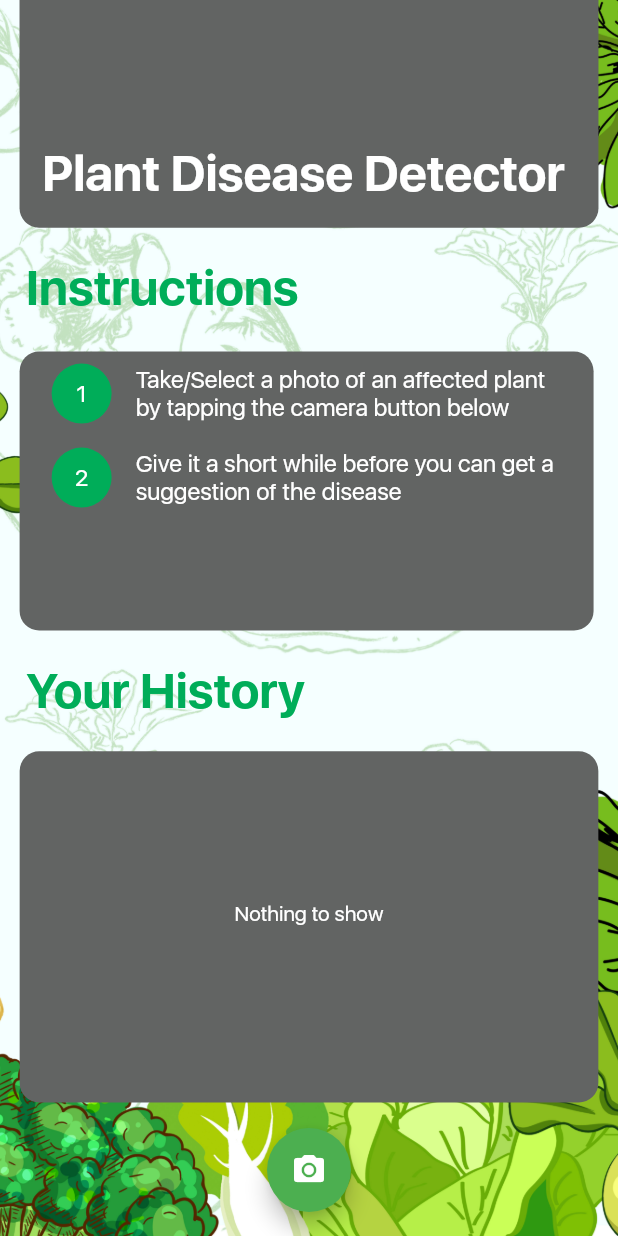
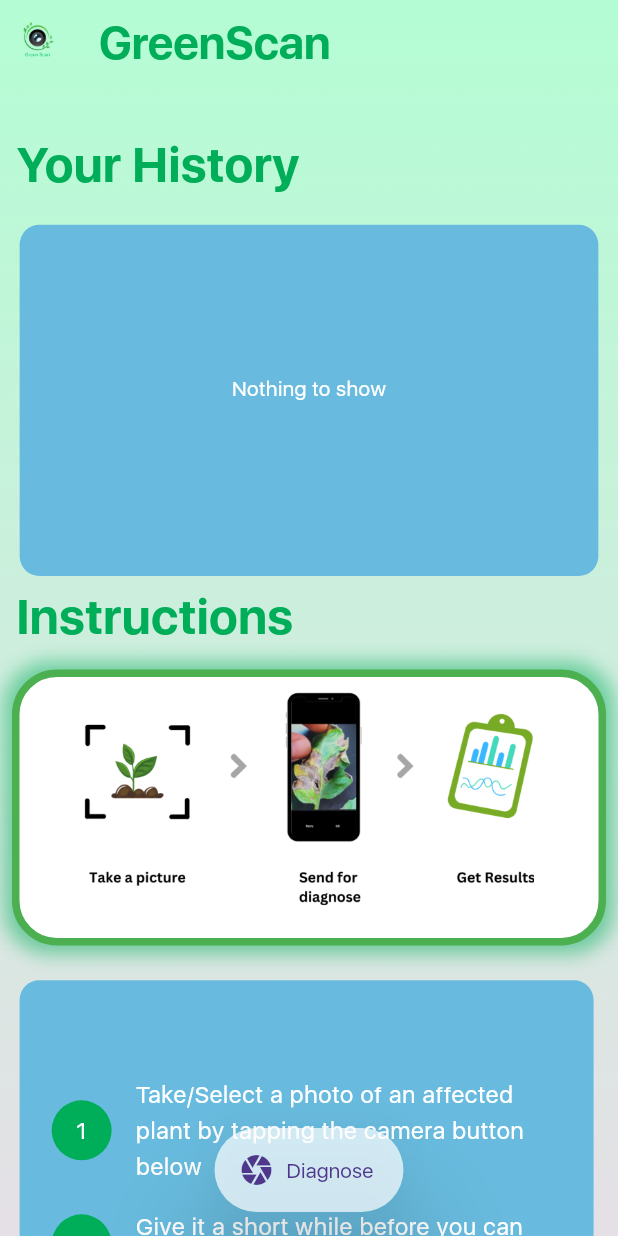
Before and after one commit to IshworMoktan/plant_disease_detector, a Flutter app: the screen it shows after launch, on a phone screen of 412 x 824 dp. Run offline on Flutter 3.47's test engine with Material 2 defaults, Android fonts, the phone set to English and light mode, and no system bars; drawn by our look-alikes of flutter_speed_dial; our stand-ins replace font_awesome_flutter, hive, hive_flutter, image_picker; missing offline and left inert: tflite; accounts and stored records are empty.

Commit message:
added app bar

```diff
--- a/lib/constants/constants.dart
+++ b/lib/constants/constants.dart
@@ -2,5 +2,5 @@ import 'package:flutter/material.dart';
 
 const kMain = Color(0xff00ad59);
 const kAccent = Color(0xff1ca800);
-const kSecondary = Color(0xff626463);
+const kSecondary = Color.fromARGB(255, 104, 187, 222);
 const kWhite = Color(0xffffffff);
--- a/lib/main.dart
+++ b/lib/main.dart
@@ -4,6 +4,7 @@ import 'package:plant_disease_detector/services/disease_provider.dart';
 import 'package:plant_disease_detector/src/home_page/home.dart';
 import 'package:plant_disease_detector/src/home_page/models/disease_model.dart';
 import 'package:plant_disease_detector/src/suggestions_page/suggestions.dart';
+import 'package:plant_disease_detector/src/welcome_page/welcomePage.dart';
 import 'package:provider/provider.dart';
 
 Future main() async {
@@ -25,8 +26,11 @@ class MyApp extends StatelessWidget {
       create: (context) => DiseaseService(),
       child: MaterialApp(
         debugShowCheckedModeBanner: false,
-        title: 'Detect diseases',
-        theme: ThemeData(primarySwatch: Colors.green, fontFamily: 'SFRegular'),
+        title: 'GreenScan',
+        theme: ThemeData(
+            primarySwatch: Colors.lightGreen,
+            useMaterial3: true,
+            fontFamily: 'SFRegular'),
         onGenerateRoute: (RouteSettings routeSettings) {
           return MaterialPageRoute<void>(
               settings: routeSettings,
--- a/lib/src/home_page/components/greeting.dart
+++ b/lib/src/home_page/components/greeting.dart
@@ -8,26 +8,39 @@ class GreetingSection extends SliverFixedExtentList {
           delegate: SliverChildBuilderDelegate(
             (BuildContext context, index) {
               return Padding(
-                padding: EdgeInsets.fromLTRB((0.079*height), 0, (0.079*height), (0.079*height)),
+                padding: EdgeInsets.fromLTRB(
+                    (0.079 * height), 0, (0.079 * height), (0.079 * height)),
                 child: Container(
                   decoration: BoxDecoration(
-                    color: kSecondary,
+                    color: kWhite,
                     borderRadius: BorderRadius.only(
-                        bottomLeft: Radius.circular((0.079*height)),
-                        bottomRight: Radius.circular((0.079*height))),
+                        bottomLeft: Radius.circular((0.079 * height)),
+                        bottomRight: Radius.circular((0.079 * height))),
                   ),
                   child: Padding(
-                    padding: EdgeInsets.fromLTRB((0.092*height), 0, 0, (0.099*height)),
+                    padding: EdgeInsets.fromLTRB(
+                        (0.092 * height), 0, 0, (0.099 * height)),
                     child: Column(
                       mainAxisAlignment: MainAxisAlignment.end,
                       crossAxisAlignment: CrossAxisAlignment.start,
                       children: [
-                        Text(
-                          'Plant Disease Detector',
-                          style: TextStyle(
-                              fontFamily: 'SFBold',
-                              fontSize: (0.2*height),
-                              color: kWhite),
+                        Row(
+                          children: [
+                            SizedBox(
+                                height: 120,
+                                width: 80,
+                                child: Image.asset(
+                                  'assets/images/logo.png',
+                                  color: Colors.green,
+                                )),
+                            Text(
+                              'GreenScan',
+                              style: TextStyle(
+                                  fontFamily: 'SFBold',
+                                  fontSize: (0.2 * height),
+                                  color: kMain),
+                            ),
+                          ],
                         ),
                       ],
                     ),
--- a/lib/src/home_page/components/history.dart
+++ b/lib/src/home_page/components/history.dart
@@ -1,5 +1,4 @@
 import 'dart:io';
-
 import 'package:flutter/material.dart';
 import 'package:hive_flutter/hive_flutter.dart';
 import 'package:plant_disease_detector/constants/constants.dart';
--- /dev/null
+++ b/lib/src/home_page/components/takepicture.dart
@@ -0,0 +1,99 @@
+// import 'package:flutter/material.dart';
+// import 'package:plant_disease_detector/constants/constants.dart';
+
+// class TakePictureSection extends SliverFixedExtentList {
+//   TakePictureSection(Size size, {Key? key})
+//       : super(
+//           key: key,
+//           delegate: SliverChildBuilderDelegate(
+//             (BuildContext context, index) {
+//               return Container(
+//                 height: size.height * 0.26,
+//                 decoration: BoxDecoration(
+//                   color: kWhite,
+//                   borderRadius:
+//                       BorderRadius.circular((0.061 * size.height * 0.26)),
+//                 ),
+//                 child: Column(
+//                   children: [
+//                     Row(mainAxisAlignment: MainAxisAlignment.center,
+//                       children: [
+//                         Container(
+//                           height: 150,
+//                           width: 300,
+//                           decoration: const BoxDecoration(
+//                             image: DecorationImage(
+//                                 image: AssetImage('assets/images/guide.png'),
+//                                 fit: BoxFit.cover),
+//                           ),
+//                         ),
+//                       ],
+//                     ),
+//                     ElevatedButton(
+//                         onPressed: () {}, child: const Text('Take a picture'))
+//                   ],
+//                 ),
+//               );
+//             },
+//             childCount: 1,
+//           ),
+//           itemExtent: size.height * 0.26,
+//         );
+// }
+
+import 'package:flutter/material.dart';
+import 'package:plant_disease_detector/constants/constants.dart';
+
+class TakePictureSection extends SliverFixedExtentList {
+  TakePictureSection({Key? key})
+      : super(
+          key: key,
+          delegate: SliverChildBuilderDelegate(
+            (BuildContext context, index) {
+              return Padding(
+                padding: const EdgeInsets.all(8.0),
+                child: Container(
+                  height: 400,
+                  decoration: BoxDecoration(
+                    color: kWhite,
+                    border: Border.all(color: Colors.green, width: 5),
+                    borderRadius: BorderRadius.circular((30)),
+                    boxShadow: [
+                      BoxShadow(
+                        color: kMain.withOpacity(0.5),
+                        spreadRadius: 5,
+                        blurRadius: 10,
+                        offset: Offset(0, 0),
+                      ),
+                    ],
+                  ),
+                  child: Column(
+                    children: [
+                      Row(
+                        mainAxisAlignment: MainAxisAlignment.center,
+                        children: [
+                          Padding(
+                            padding: const EdgeInsets.all(8.0),
+                            child: Container(
+                              height: 145,
+                              width: 300,
+                              decoration: const BoxDecoration(
+                                image: DecorationImage(
+                                    image:
+                                        AssetImage('assets/images/guide.png'),
+                                    fit: BoxFit.cover),
+                              ),
+                            ),
+                          ),
+                        ],
+                      ),
+                    ],
+                  ),
+                ),
+              );
+            },
+            childCount: 1,
+          ),
+          itemExtent: 200,
+        );
+}
--- a/lib/src/home_page/components/titlesection.dart
+++ b/lib/src/home_page/components/titlesection.dart
@@ -11,13 +11,16 @@ class TitleSection extends SliverFixedExtentList {
                 mainAxisAlignment: MainAxisAlignment.center,
                 crossAxisAlignment: CrossAxisAlignment.start,
                 children: [
-              Padding(
-                padding: EdgeInsets.fromLTRB((0.32*height), 0, 0, 0),
-                child: Text(
-                  title,
-                  style: TextStyle(fontSize: (0.6*height), fontFamily: 'SFBold', color: kMain),
-                ),
-              ),
+                  Padding(
+                    padding: EdgeInsets.fromLTRB((0.2 * height), 0, 0, 0),
+                    child: Text(
+                      title,
+                      style: TextStyle(
+                          fontSize: (0.6 * height),
+                          fontFamily: 'SFBold',
+                          color: kMain),
+                    ),
+                  ),
                 ],
               );
             },
--- a/lib/src/home_page/home.dart
+++ b/lib/src/home_page/home.dart
@@ -10,6 +10,7 @@ import 'package:plant_disease_detector/services/hive_database.dart';
 import 'package:plant_disease_detector/src/home_page/components/greeting.dart';
 import 'package:plant_disease_detector/src/home_page/components/history.dart';
 import 'package:plant_disease_detector/src/home_page/components/instructions.dart';
+import 'package:plant_disease_detector/src/home_page/components/takepicture.dart';
 import 'package:plant_disease_detector/src/home_page/components/titlesection.dart';
 import 'package:plant_disease_detector/src/home_page/models/disease_model.dart';
 import 'package:plant_disease_detector/src/suggestions_page/suggestions.dart';
@@ -45,9 +46,26 @@ class _HomeState extends State<Home> {
     late Disease _disease;
 
     return Scaffold(
+      extendBodyBehindAppBar: true,
+      appBar: AppBar(
+        foregroundColor: kMain,
+        backgroundColor: Colors.transparent,
+        elevation: 0,
+        leadingWidth: 50,
+        leading: Image.asset('assets/images/logo.png'),
+        title: Text(
+          'GreenScan',
+          style: TextStyle(fontFamily: 'SFBold', fontSize: 30, color: kMain),
+        ),
+      ),
       floatingActionButtonLocation: FloatingActionButtonLocation.centerFloat,
       floatingActionButton: SpeedDial(
-        icon: Icons.camera_alt,
+        backgroundColor: Colors.white70,
+        animatedIconTheme: IconThemeData(size: 28.0),
+        elevation: 30,
+        tooltip: 'Diagnose',
+        label: const Text('Diagnose'),
+        icon: Icons.camera,
         spacing: 10,
         children: [
           SpeedDialChild(
@@ -55,7 +73,7 @@ class _HomeState extends State<Home> {
               FontAwesomeIcons.file,
               color: kWhite,
             ),
-            label: "Choose image",
+            label: "Upload image",
             backgroundColor: kMain,
             onTap: () async {
               late double _confidence;
@@ -80,7 +98,6 @@ class _HomeState extends State<Home> {
                 );
               } else {
                 // Display unsure message
-
               }
             },
           ),
@@ -116,7 +133,6 @@ class _HomeState extends State<Home> {
                 );
               } else {
                 // Display unsure message
-
               }
             },
           ),
@@ -125,15 +141,17 @@ class _HomeState extends State<Home> {
       body: Container(
         decoration: const BoxDecoration(
           image: DecorationImage(
-              image: AssetImage('assets/images/bg.jpg'), fit: BoxFit.cover),
+              image: AssetImage('assets/images/bg.png'), fit: BoxFit.cover),
         ),
         child: CustomScrollView(
           slivers: [
-            GreetingSection(size.height * 0.2),
+            //GreetingSection(size.height * 0.2),
+            TitleSection('', size.height * 0.1),
+            TitleSection('Your History', size.height * 0.066),
+            HistorySection(size, context, _diseaseService),
             TitleSection('Instructions', size.height * 0.066),
+            TakePictureSection(),
             InstructionsSection(size),
-            TitleSection('Your History', size.height * 0.066),
-            HistorySection(size, context, _diseaseService)
           ],
         ),
       ),
--- a/lib/src/suggestions_page/suggestions.dart
+++ b/lib/src/suggestions_page/suggestions.dart
@@ -22,14 +22,15 @@ class Suggestions extends StatelessWidget {
     Size size = MediaQuery.of(context).size;
 
     return Scaffold(
+      extendBodyBehindAppBar: true,
       appBar: AppBar(
-        backgroundColor: kMain,
+        backgroundColor: Colors.transparent,
         title: const Text('Suggestions'),
       ),
       body: Container(
           decoration: const BoxDecoration(
             image: DecorationImage(
-                image: AssetImage('assets/images/bgr.jpg'), fit: BoxFit.cover),
+                image: AssetImage('assets/images/bg.png'), fit: BoxFit.cover),
           ),
           child: Padding(
             padding: EdgeInsets.all((0.02 * size.height)),
```
Also changed, not shown: lib/src/welcome_page/welcomePage.dart (added, +95 -0 lines), assets/images/bg.png (added), assets/images/bg2.jpg (renamed from assets/images/bg.jpg), assets/images/guide.png (added), assets/images/logo.png (added), lib/src/home_page/components/community.dart (added), 58 other files.
